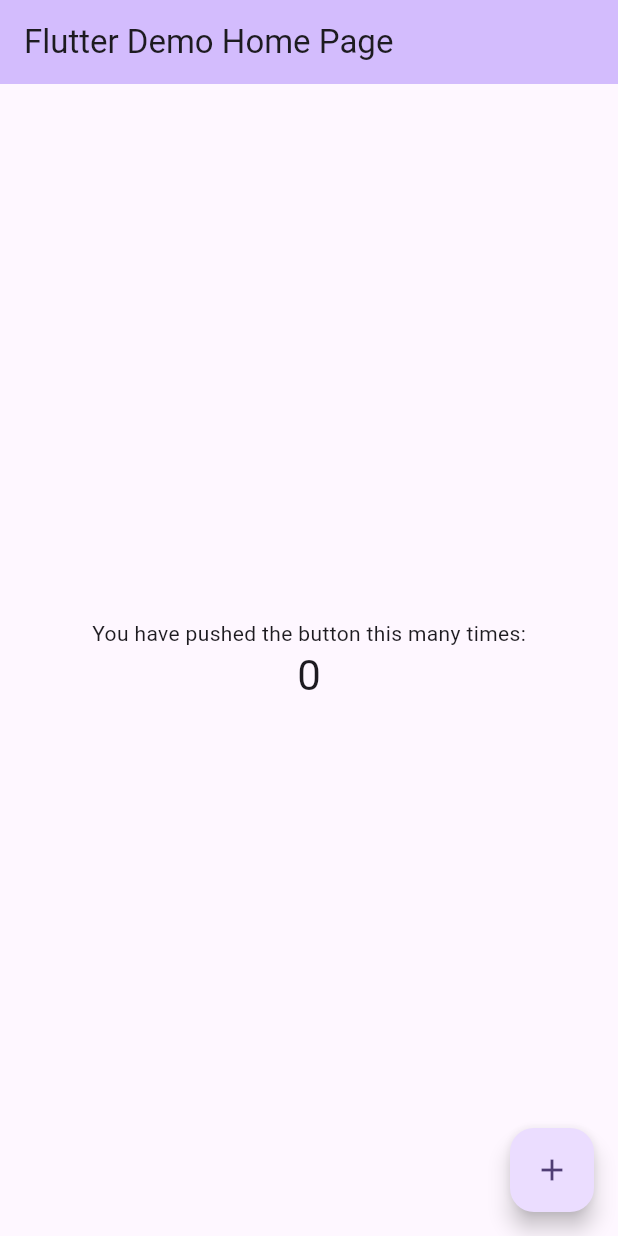
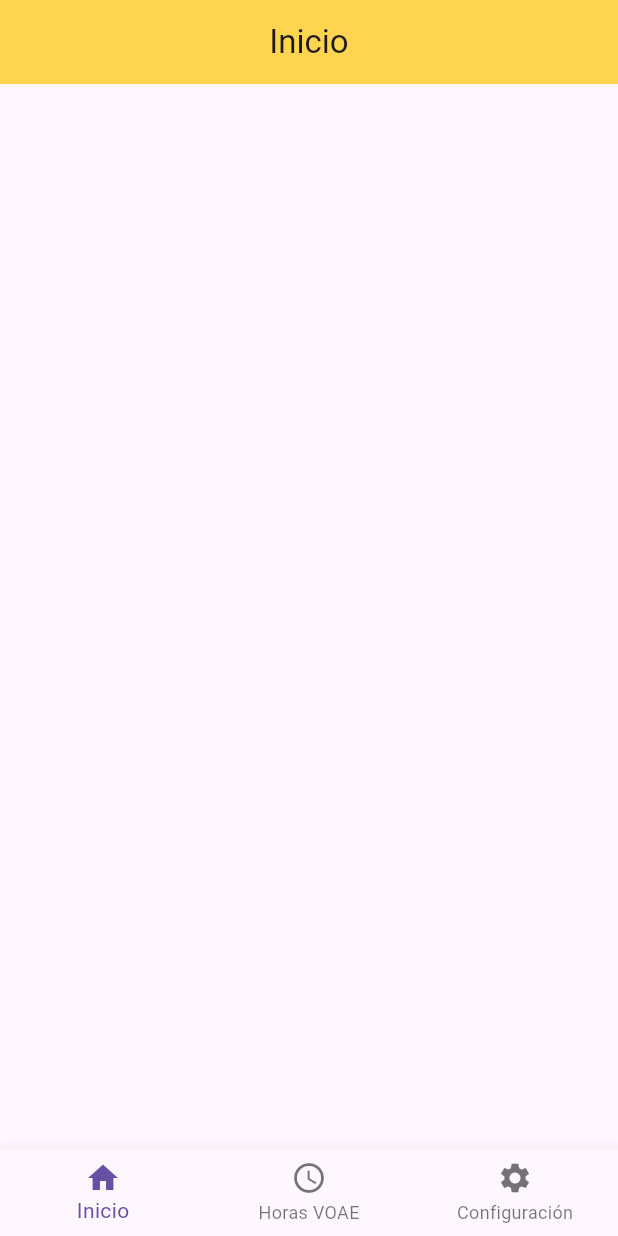
Before and after one commit to dandresrp/pumiagenda, a Flutter app: the screen it shows after launch, on a phone screen of 412 x 824 dp. Run offline on Flutter 3.47's test engine with Material 3 defaults, Android fonts, the phone set to English and light mode, and no system bars.

Commit message:
Crear pantalla inicio y agregar custom_widgets.dart

```diff
--- /dev/null
+++ b/lib/custom_widgets.dart
@@ -0,0 +1,25 @@
+import 'package:flutter/material.dart';
+
+class BarraInferior extends StatelessWidget {
+  const BarraInferior({super.key});
+
+  @override
+  Widget build(BuildContext context) {
+    return BottomNavigationBar(
+      items: const [
+          BottomNavigationBarItem(
+            icon: Icon(Icons.home),
+            label: "Inicio",
+          ),
+          BottomNavigationBarItem(
+            icon: Icon(Icons.schedule),
+            label: "Horas VOAE",
+          ),
+          BottomNavigationBarItem(
+            icon: Icon(Icons.settings),
+            label: "Configuración",
+          ),
+        ],
+    );
+  }
+}
--- a/lib/main.dart
+++ b/lib/main.dart
@@ -1,4 +1,5 @@
 import 'package:flutter/material.dart';
+import 'package:pumiagenda/pantallas/pantalla_inicio.dart';
 
 void main() {
   runApp(const MyApp());
@@ -7,119 +8,12 @@
 class MyApp extends StatelessWidget {
   const MyApp({super.key});
 
-  // This widget is the root of your application.
   @override
   Widget build(BuildContext context) {
-    return MaterialApp(
-      title: 'Flutter Demo',
-      theme: ThemeData(
-        // This is the theme of your application.
-        //
-        // TRY THIS: Try running your application with "flutter run". You'll see
-        // the application has a purple toolbar. Then, without quitting the app,
-        // try changing the seedColor in the colorScheme below to Colors.green
-        // and then invoke "hot reload" (save your changes or press the "hot
-        // reload" button in a Flutter-supported IDE, or press "r" if you used
-        // the command line to start the app).
-        //
-        // Notice that the counter didn't reset back to zero; the application
-        // state is not lost during the reload. To reset the state, use hot
-        // restart instead.
-        //
-        // This works for code too, not just values: Most code changes can be
-        // tested with just a hot reload.
-        colorScheme: ColorScheme.fromSeed(seedColor: Colors.deepPurple),
-        useMaterial3: true,
-      ),
-      home: const MyHomePage(title: 'Flutter Demo Home Page'),
+    return const MaterialApp(
+      debugShowCheckedModeBanner: false,
+      themeMode: ThemeMode.dark,
+      home: Inicio()
     );
   }
 }
-
-class MyHomePage extends StatefulWidget {
-  const MyHomePage({super.key, required this.title});
-
-  // This widget is the home page of your application. It is stateful, meaning
-  // that it has a State object (defined below) that contains fields that affect
-  // how it looks.
-
-  // This class is the configuration for the state. It holds the values (in this
-  // case the title) provided by the parent (in this case the App widget) and
-  // used by the build method of the State. Fields in a Widget subclass are
-  // always marked "final".
-
-  final String title;
-
-  @override
-  State<MyHomePage> createState() => _MyHomePageState();
-}
-
-class _MyHomePageState extends State<MyHomePage> {
-  int _counter = 0;
-
-  void _incrementCounter() {
-    setState(() {
-      // This call to setState tells the Flutter framework that something has
-      // changed in this State, which causes it to rerun the build method below
-      // so that the display can reflect the updated values. If we changed
-      // _counter without calling setState(), then the build method would not be
-      // called again, and so nothing would appear to happen.
-      _counter++;
-    });
-  }
-
-  @override
-  Widget build(BuildContext context) {
-    // This method is rerun every time setState is called, for instance as done
-    // by the _incrementCounter method above.
-    //
-    // The Flutter framework has been optimized to make rerunning build methods
-    // fast, so that you can just rebuild anything that needs updating rather
-    // than having to individually change instances of widgets.
-    return Scaffold(
-      appBar: AppBar(
-        // TRY THIS: Try changing the color here to a specific color (to
-        // Colors.amber, perhaps?) and trigger a hot reload to see the AppBar
-        // change color while the other colors stay the same.
-        backgroundColor: Theme.of(context).colorScheme.inversePrimary,
-        // Here we take the value from the MyHomePage object that was created by
-        // the App.build method, and use it to set our appbar title.
-        title: Text(widget.title),
-      ),
-      body: Center(
-        // Center is a layout widget. It takes a single child and positions it
-        // in the middle of the parent.
-        child: Column(
-          // Column is also a layout widget. It takes a list of children and
-          // arranges them vertically. By default, it sizes itself to fit its
-          // children horizontally, and tries to be as tall as its parent.
-          //
-          // Column has various properties to control how it sizes itself and
-          // how it positions its children. Here we use mainAxisAlignment to
-          // center the children vertically; the main axis here is the vertical
-          // axis because Columns are vertical (the cross axis would be
-          // horizontal).
-          //
-          // TRY THIS: Invoke "debug painting" (choose the "Toggle Debug Paint"
-          // action in the IDE, or press "p" in the console), to see the
-          // wireframe for each widget.
-          mainAxisAlignment: MainAxisAlignment.center,
-          children: <Widget>[
-            const Text(
-              'You have pushed the button this many times:',
-            ),
-            Text(
-              '$_counter',
-              style: Theme.of(context).textTheme.headlineMedium,
-            ),
-          ],
-        ),
-      ),
-      floatingActionButton: FloatingActionButton(
-        onPressed: _incrementCounter,
-        tooltip: 'Increment',
-        child: const Icon(Icons.add),
-      ), // This trailing comma makes auto-formatting nicer for build methods.
-    );
-  }
-}
--- /dev/null
+++ b/lib/pantallas/pantalla_inicio.dart
@@ -0,0 +1,20 @@
+import 'package:flutter/material.dart';
+import 'package:pumiagenda/custom_widgets.dart';
+
+class Inicio extends StatelessWidget {
+  const Inicio({super.key});
+
+  @override
+  Widget build(BuildContext context) {
+    return Scaffold(
+      appBar: AppBar(
+        backgroundColor: Colors.amber[300],
+        title: const Text(
+          "Inicio",
+        ),
+        centerTitle: true,
+      ),
+      bottomNavigationBar: const BarraInferior(),
+    );
+  }
+}
```
